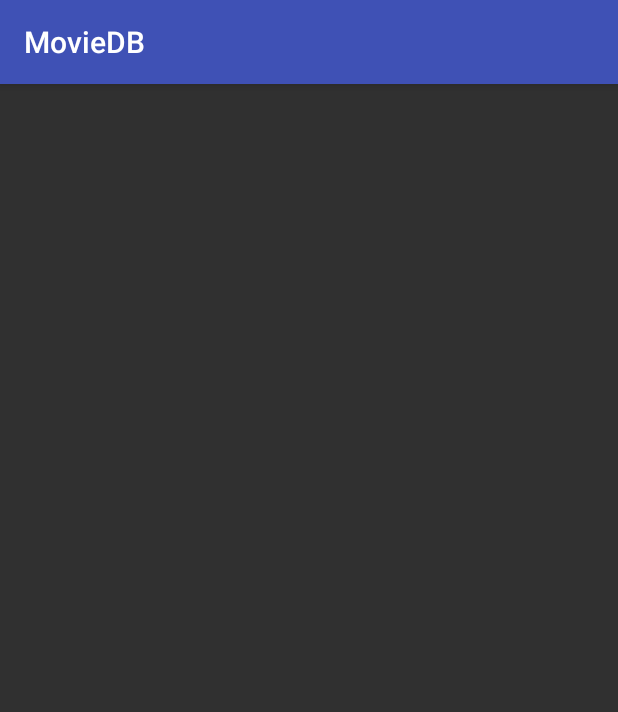
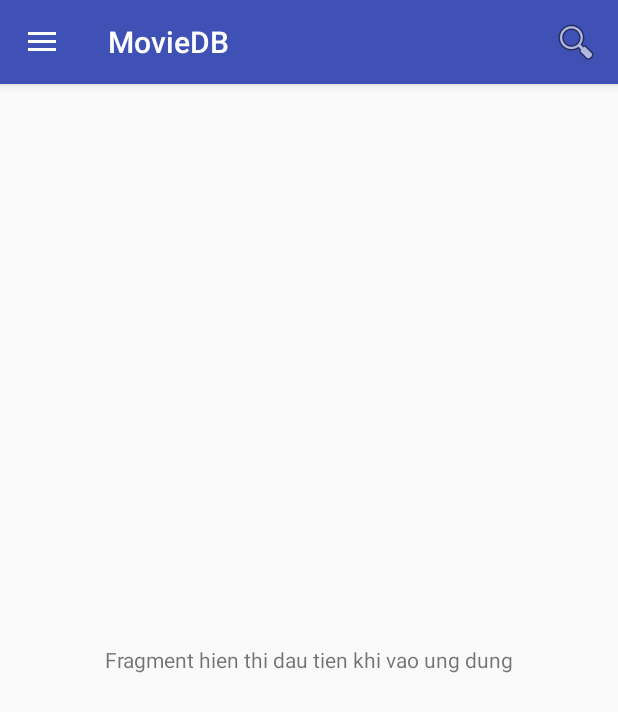
Before and after one commit to tdsang01/moviedb_03, an Android app: the screen it shows after launch (MainActivity), on a phone screen of 412 x 824 dp. Shown: the top 712 px of the screen. Run offline under Robolectric (Android 15) with nearby library versions, the phone set to English and light mode, and no system bars.

Commit message:
Add menu

```diff
--- a/app/build.gradle
+++ b/app/build.gradle
@@ -24,6 +24,9 @@ dependencies {
     androidTestCompile('com.android.support.test.espresso:espresso-core:2.2.2', {
         exclude group: 'com.android.support', module: 'support-annotations'
     })
-    compile 'com.android.support:appcompat-v7:24.2.1'
+    compile 'com.android.support:appcompat-v7:24.1.0'
+    compile 'com.android.support:support-v4:24.1.0'
+    compile 'com.android.support:design:24.1.0'
     testCompile 'junit:junit:4.12'
+    compile 'de.hdodenhof:circleimageview:1.3.0'
 }
--- a/app/src/main/java/com/framgia/moviedb/ui/activity/MainActivity.java
+++ b/app/src/main/java/com/framgia/moviedb/ui/activity/MainActivity.java
@@ -1,14 +1,100 @@
 package com.framgia.moviedb.ui.activity;
 
 import android.os.Bundle;
+import android.support.design.widget.NavigationView;
+import android.support.v4.view.GravityCompat;
+import android.support.v4.widget.DrawerLayout;
+import android.support.v7.app.ActionBarDrawerToggle;
 import android.support.v7.app.AppCompatActivity;
+import android.support.v7.widget.Toolbar;
+import android.view.Menu;
+import android.view.MenuItem;
 
 import com.framgia.moviedb.R;
+import com.framgia.moviedb.ui.fragments.MainFragment;
 
-public class MainActivity extends AppCompatActivity {
+public class MainActivity extends AppCompatActivity
+    implements NavigationView.OnNavigationItemSelectedListener {
+    private NavigationView mNavigationView;
+    private Toolbar mToolbar;
+
     @Override
     protected void onCreate(Bundle savedInstanceState) {
         super.onCreate(savedInstanceState);
         setContentView(R.layout.activity_main);
+        MainFragment mainFragment = new MainFragment();
+        getSupportFragmentManager().beginTransaction()
+            .replace(R.id.fragment_container, mainFragment)
+            .commit();
+        mToolbar = (Toolbar) findViewById(R.id.toolbar);
+        setSupportActionBar(mToolbar);
+        DrawerLayout drawer = (DrawerLayout) findViewById(R.id.drawer_layout);
+        ActionBarDrawerToggle toggle = new ActionBarDrawerToggle(
+            this, drawer, mToolbar, R.string.navigation_drawer_open,
+            R.string.navigation_drawer_close);
+        drawer.addDrawerListener(toggle);
+        toggle.syncState();
+        mNavigationView = (NavigationView) findViewById(R.id.nav_view);
+        mNavigationView.setNavigationItemSelectedListener(this);
+    }
+
+    @Override
+    public void onBackPressed() {
+        DrawerLayout drawer = (DrawerLayout) findViewById(R.id.drawer_layout);
+        if (drawer.isDrawerOpen(GravityCompat.START)) {
+            drawer.closeDrawer(GravityCompat.START);
+        } else {
+            super.onBackPressed();
+        }
+    }
+
+    // Get the items in menu file to add item to the action bar
+    @Override
+    public boolean onCreateOptionsMenu(Menu menu) {
+        getMenuInflater().inflate(R.menu.toolbar_menu, menu);
+        return true;
+    }
+
+    // This method will return the action when toolbar has events
+    @Override
+    public boolean onOptionsItemSelected(MenuItem item) {
+        int id = item.getItemId();
+        if (id == R.id.action_search) {
+            // TODO The function of actionSearch we will edit when we do Search Task
+            return true;
+        }
+        return super.onOptionsItemSelected(item);
+    }
+
+    // This method will return the action when Navigations has events
+    @SuppressWarnings("StatementWithEmptyBody")
+    @Override
+    public boolean onNavigationItemSelected(MenuItem item) {
+        int id = item.getItemId();
+        switch (id) {
+            case R.id.nav_account:
+                // TODO Action feature
+                break;
+            case R.id.nav_movies:
+                // TODO Movie feature
+                break;
+            case R.id.nav_list:
+                // TODO List feature
+                break;
+            case R.id.nav_company:
+                // TODO Company feature
+                break;
+            case R.id.nav_collection:
+                // TODO Collection feature
+                break;
+            case R.id.nav_about:
+                // TODO Information of the team who create this app
+                break;
+            default:
+                break;
+        }
+        DrawerLayout drawer = (DrawerLayout) findViewById(R.id.drawer_layout);
+        drawer.closeDrawer(GravityCompat.START);
+        return true;
     }
 }
--- /dev/null
+++ b/app/src/main/java/com/framgia/moviedb/ui/fragments/MainFragment.java
@@ -0,0 +1,23 @@
+package com.framgia.moviedb.ui.fragments;
+
+import android.os.Bundle;
+import android.support.annotation.Nullable;
+import android.support.v4.app.Fragment;
+import android.view.LayoutInflater;
+import android.view.View;
+import android.view.ViewGroup;
+
+import com.framgia.moviedb.R;
+
+/**
+ * Created by trungnguyens93gmail.com on 12/27/16.
+ */
+public class MainFragment extends Fragment {
+    @Nullable
+    @Override
+    public View onCreateView(LayoutInflater inflater, @Nullable ViewGroup container,
+                             @Nullable Bundle savedInstanceState) {
+        View view = inflater.inflate(R.layout.fragment_main, container, false);
+        return view;
+    }
+}
--- a/app/src/main/res/layout/activity_main.xml
+++ b/app/src/main/res/layout/activity_main.xml
@@ -1,14 +1,26 @@
 <?xml version="1.0" encoding="utf-8"?>
-<RelativeLayout
-    android:id="@+id/activity_main"
-    xmlns:android="http://schemas.android.com/apk/res/android"
-    xmlns:tools="http://schemas.android.com/tools"
-    android:layout_width="match_parent"
-    android:layout_height="match_parent"
-    android:paddingBottom="@dimen/activity_vertical_margin"
-    android:paddingLeft="@dimen/activity_horizontal_margin"
-    android:paddingRight="@dimen/activity_horizontal_margin"
-    android:paddingTop="@dimen/activity_vertical_margin"
-    tools:context=".ui.activity.MainActivity">
+<android.support.v4.widget.DrawerLayout android:id="@+id/drawer_layout"
+                                        xmlns:android="http://schemas.android.com/apk/res/android"
+                                        xmlns:app="http://schemas.android.com/apk/res-auto"
+                                        xmlns:tools="http://schemas.android.com/tools"
+                                        android:layout_width="match_parent"
+                                        android:layout_height="match_parent"
+                                        android:fitsSystemWindows="true"
+                                        tools:openDrawer="start">
 
-</RelativeLayout>
+    <include
+        layout="@layout/app_bar_main"
+        android:layout_width="match_parent"
+        android:layout_height="match_parent"/>
+
+    <!--Menu-->
+    <android.support.design.widget.NavigationView
+        android:id="@+id/nav_view"
+        android:layout_width="wrap_content"
+        android:layout_height="match_parent"
+        android:layout_gravity="start"
+        android:fitsSystemWindows="true"
+        app:headerLayout="@layout/nav_header_main"
+        app:menu="@menu/navigation_menu"/>
+
+</android.support.v4.widget.DrawerLayout>
--- /dev/null
+++ b/app/src/main/res/layout/app_bar_main.xml
@@ -0,0 +1,37 @@
+<?xml version="1.0" encoding="utf-8"?>
+<android.support.design.widget.CoordinatorLayout xmlns:android="http://schemas.android.com/apk/res/android"
+                                                 xmlns:app="http://schemas.android.com/apk/res-auto"
+                                                 xmlns:tools="http://schemas.android.com/tools"
+                                                 android:layout_width="match_parent"
+                                                 android:layout_height="match_parent"
+                                                 android:fitsSystemWindows="true"
+                                                 tools:context="com.framgia.moviedb.ui.activity.MainActivity">
+
+    <LinearLayout
+        android:layout_width="match_parent"
+        android:layout_height="match_parent"
+        android:orientation="vertical">
+
+        <!--Where we put toolbar in application-->
+        <android.support.design.widget.AppBarLayout
+            android:layout_width="match_parent"
+            android:layout_height="wrap_content"
+            android:theme="@style/AppTheme.AppBarOverlay">
+
+            <android.support.v7.widget.Toolbar
+                android:id="@+id/toolbar"
+                android:layout_width="match_parent"
+                android:layout_height="?attr/actionBarSize"
+                android:background="?attr/colorPrimary"
+                app:popupTheme="@style/AppTheme.PopupOverlay"/>
+
+        </android.support.design.widget.AppBarLayout>
+
+        <!--Where we put fragment layout in application-->
+        <FrameLayout
+            android:id="@+id/fragment_container"
+            android:layout_width="match_parent"
+            android:layout_height="match_parent"/>
+    </LinearLayout>
+
+</android.support.design.widget.CoordinatorLayout>
--- /dev/null
+++ b/app/src/main/res/layout/fragment_main.xml
@@ -0,0 +1,15 @@
+<?xml version="1.0" encoding="utf-8"?>
+<!--The simple layout for the fragment-->
+<LinearLayout xmlns:android="http://schemas.android.com/apk/res/android"
+              android:layout_width="match_parent"
+              android:layout_height="match_parent"
+              android:gravity="center_vertical"
+              android:orientation="vertical">
+
+    <TextView
+        android:layout_width="match_parent"
+        android:layout_height="wrap_content"
+        android:gravity="center_horizontal"
+        android:text="@string/content_main_fragment"/>
+
+</LinearLayout>
--- /dev/null
+++ b/app/src/main/res/menu/navigation_menu.xml
@@ -0,0 +1,30 @@
+<?xml version="1.0" encoding="utf-8"?>
+<!--In here, we will create items for the navigation-->
+<menu xmlns:android="http://schemas.android.com/apk/res/android">
+    <group android:checkableBehavior="single">
+        <item
+            android:id="@+id/nav_account"
+            android:icon="@android:drawable/stat_notify_chat"
+            android:title="@string/account"/>
+        <item
+            android:id="@+id/nav_movies"
+            android:icon="@android:drawable/ic_menu_slideshow"
+            android:title="@string/movie"/>
+        <item
+            android:id="@+id/nav_list"
+            android:icon="@android:drawable/ic_menu_gallery"
+            android:title="@string/company"/>
+        <item
+            android:id="@+id/nav_company"
+            android:icon="@android:drawable/ic_dialog_email"
+            android:title="@string/list"/>
+        <item
+            android:id="@+id/nav_collection"
+            android:icon="@android:drawable/ic_menu_manage"
+            android:title="@string/collection"/>
+        <item
+            android:id="@+id/nav_about"
+            android:icon="@android:drawable/ic_menu_manage"
+            android:title="@string/about"/>
+    </group>
+</menu>
--- /dev/null
+++ b/app/src/main/res/menu/toolbar_menu.xml
@@ -0,0 +1,12 @@
+<?xml version="1.0" encoding="utf-8"?>
+
+<!--In here, we will create items for the toolbar-->
+<menu xmlns:android="http://schemas.android.com/apk/res/android"
+      xmlns:app="http://schemas.android.com/apk/res-auto">
+    <item
+        android:id="@+id/action_search"
+        android:icon="@android:drawable/ic_menu_search"
+        android:orderInCategory="200"
+        android:title="@string/search"
+        app:showAsAction="ifRoom"/>
+</menu>
--- a/app/src/main/res/values-w820dp/dimens.xml
+++ b/app/src/main/res/values-w820dp/dimens.xml
@@ -3,4 +3,5 @@
          (such as screen margins) for screens with more than 820dp of available width. This
          would include 7" and 10" devices in landscape (~960dp and ~1280dp respectively). -->
     <dimen name="activity_horizontal_margin">64dp</dimen>
+    <dimen name="margin_left">24dp</dimen>
 </resources>
--- a/app/src/main/res/values/colors.xml
+++ b/app/src/main/res/values/colors.xml
@@ -1,6 +1,10 @@
 <?xml version="1.0" encoding="utf-8"?>
 <resources>
-    <color name="colorPrimary">#3F51B5</color>
-    <color name="colorPrimaryDark">#303F9F</color>
-    <color name="colorAccent">#FF4081</color>
+    <color name="color_primary">#3F51B5</color>
+    <color name="color_primary_dark">#303F9F</color>d
+    <color name="color_pink">#FF4081</color>
+    <color name="color_red">#FF0000</color>
+    <color name="color_green">#2E7D32</color>
+    <color name="color_light_green">#81C784</color>
+    <color name="color_blue">#4CAF50</color>
 </resources>
--- a/app/src/main/res/values/strings.xml
+++ b/app/src/main/res/values/strings.xml
@@ -1,3 +1,14 @@
 <resources>
     <string name="app_name">MovieDB</string>
+    <string name="navigation_drawer_open">Open navigation drawer</string>
+    <string name="navigation_drawer_close">Close navigation drawer</string>
+    <string name="content_main_fragment">Fragment hien thi dau tien khi vao ung dung</string>
+    <string name="username">trungnguyen</string>
+    <string name="account">Account</string>
+    <string name="movie">Movie</string>
+    <string name="list">List</string>
+    <string name="company">Company</string>
+    <string name="collection">Collection</string>
+    <string name="about">About</string>
+    <string name="search">Search</string>
 </resources>
--- a/app/src/main/res/values/styles.xml
+++ b/app/src/main/res/values/styles.xml
@@ -1,11 +1,18 @@
 <resources>
 
     <!-- Base application theme. -->
-    <style name="AppTheme" parent="Theme.AppCompat">
+    <style name="AppTheme" parent="Theme.AppCompat.Light.DarkActionBar">
         <!-- Customize your theme here. -->
-        <item name="colorPrimary">@color/colorPrimary</item>
-        <item name="colorPrimaryDark">@color/colorPrimaryDark</item>
-        <item name="colorAccent">@color/colorAccent</item>
+        <item name="colorPrimary">@color/color_primary</item>
+        <item name="colorPrimaryDark">@color/color_primary_dark</item>
+        <item name="colorAccent">@color/color_pink</item>
+
+        <!--The items is used to repair a problem with toolbar-->
+        <item name="windowActionBar">false</item>
+        <item name="windowNoTitle">true</item>
     </style>
 
+    <style name="AppTheme.AppBarOverlay" parent="ThemeOverlay.AppCompat.Dark.ActionBar"/>
+
+    <style name="AppTheme.PopupOverlay" parent="ThemeOverlay.AppCompat.Light"/>
 </resources>
```
Also changed, not shown: app/src/main/res/drawable/side_nav_bar.xml (added, +10 -0 lines), app/src/main/res/layout/nav_header_main.xml (added, +33 -0 lines), app/src/main/res/values/dimens.xml (+11 -0 lines).
